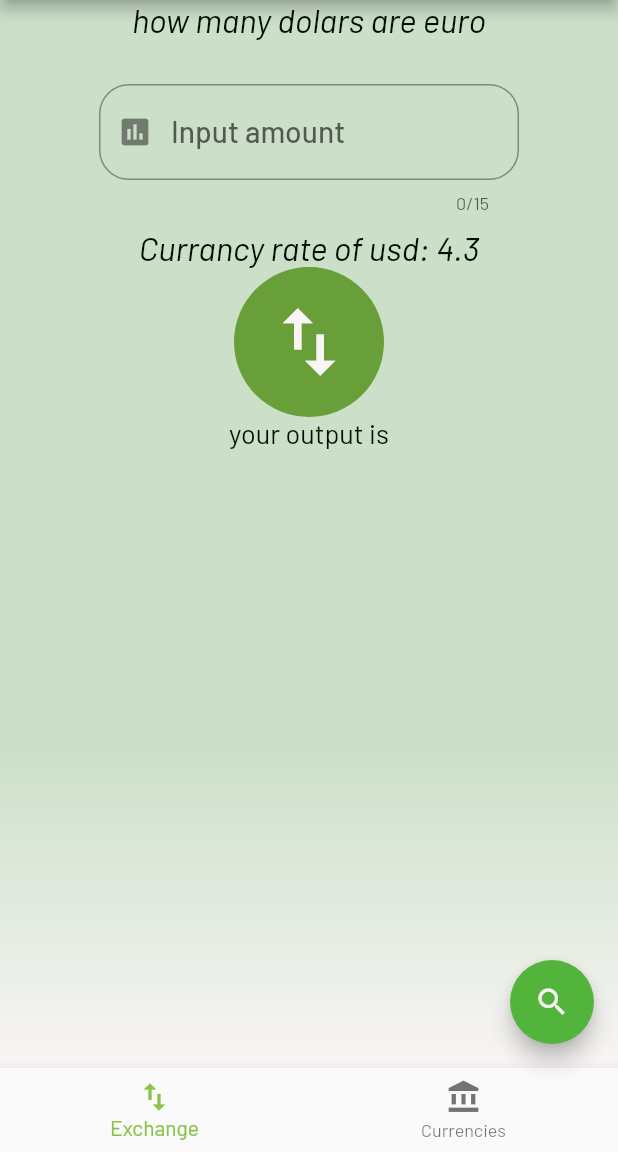
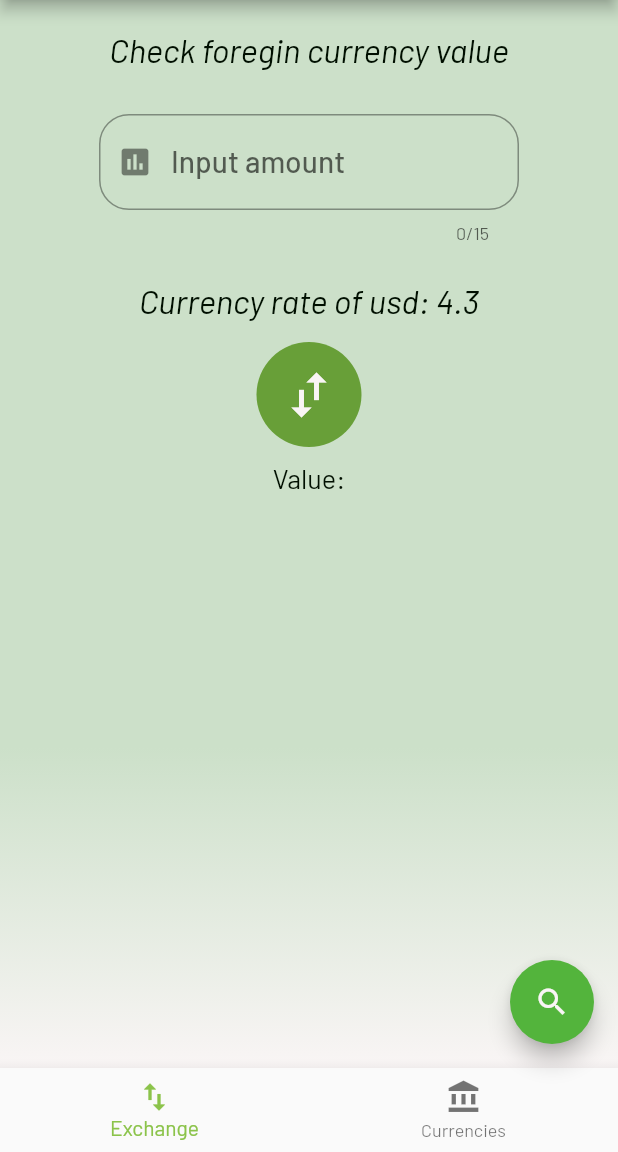
Before and after one commit to paulkastel/cash_calc, a Flutter app: the screen it shows after launch, after a tap on the "import export" icon, on a phone screen of 412 x 824 dp, the part 84-1236 px from its top. Run offline on Flutter 3.47's test engine with Material 2 defaults, Android fonts, the phone set to English and light mode, and no system bars; project files that could hold a hidden picture were left out.

Commit message:
added animation on changing button

```diff
--- a/lib/views/exchange_view.dart
+++ b/lib/views/exchange_view.dart
@@ -1,3 +1,5 @@
+import 'dart:math';
+
 import 'package:cash_calc/views/components/textfield_cash.dart';
 import 'package:flutter/material.dart';
 
@@ -6,35 +8,87 @@ class ExchangeMoneyView extends StatefulWidget {
   _ExchangeMoneyViewState createState() => _ExchangeMoneyViewState();
 }
 
-class _ExchangeMoneyViewState extends State<ExchangeMoneyView> {
-  TextEditingController txtEditCtrlr = TextEditingController();
+class _ExchangeMoneyViewState extends State<ExchangeMoneyView>
+    with TickerProviderStateMixin {
+  AnimationController _animationCtrlr;
+  bool _flipDirection = true;
+  final TextEditingController _txtEditCtrlr = TextEditingController();
+
+  @override
+  void dispose() {
+    _animationCtrlr.dispose();
+    super.dispose();
+  }
+
+  @override
+  void initState() {
+    _animationCtrlr = AnimationController(
+      duration: const Duration(milliseconds: 1000),
+      vsync: this,
+    );
+    super.initState();
+  }
+
+  void animateIcon() {
+    if (_flipDirection) {
+      setState(() => _flipDirection = false);
+      _animationCtrlr.forward();
+    } else {
+      _animationCtrlr.reverse();
+      setState(() => _flipDirection = true);
+    }
+  }
 
   @override
   Widget build(BuildContext context) {
     return Column(
       children: <Widget>[
-        Text('how many dolars are euro',
+        Padding(
+          padding: const EdgeInsets.only(top: 20.0),
+          child: Text('Check foregin currency value',
               style: Theme.of(context).textTheme.headline),
-        TextFieldCash(txtEditCtrlr, () {
-          print(txtEditCtrlr.text);
+        ),
+        TextFieldCash(_txtEditCtrlr, () {
+          print(_txtEditCtrlr.text);
         }),
-        Text('Currancy rate of usd: 4.3',
+        Padding(
+          padding: const EdgeInsets.all(15.0),
+          child: Text('Currency rate of usd: 4.3',
               style: Theme.of(context).textTheme.headline),
-        FlatButton(
-          padding: const EdgeInsets.all(20),
+        ),
+        AnimatedBuilder(
+            animation: _animationCtrlr,
+            builder: (BuildContext context, Widget child) {
+              return FlatButton(
+                padding: const EdgeInsets.all(15),
                 color: Theme.of(context).primaryColorDark,
                 splashColor: Theme.of(context).accentColor,
+                shape: CircleBorder(),
+                onPressed: () {
+                  animateIcon();
+                },
+                child: Transform(
+                  alignment: Alignment.center,
+                  transform: Matrix4.identity()
+                    ..rotateX(2 *
+                        pi *
+                        Tween(begin: 0.0, end: 0.5)
+                            .animate(CurvedAnimation(
+                                parent: _animationCtrlr,
+                                curve: Interval(0.0, 0.7, curve: Curves.ease)))
+                            .value),
                   child: Icon(
                     Icons.import_export,
                     color: Theme.of(context).iconTheme.color,
-            size: 60,
+                    size: 40,
                   ),
-          shape: CircleBorder(),
-          onPressed: () {
-            print('fuck');
-          },
                 ),
-        const Text('your output is'),
+              );
+            }),
+        const Padding(
+          padding: EdgeInsets.all(10.0),
+          child: Text('Value:'),
+        ),
       ],
     );
   }
```
Lines whose indentation alone changed are shown as unchanged.
